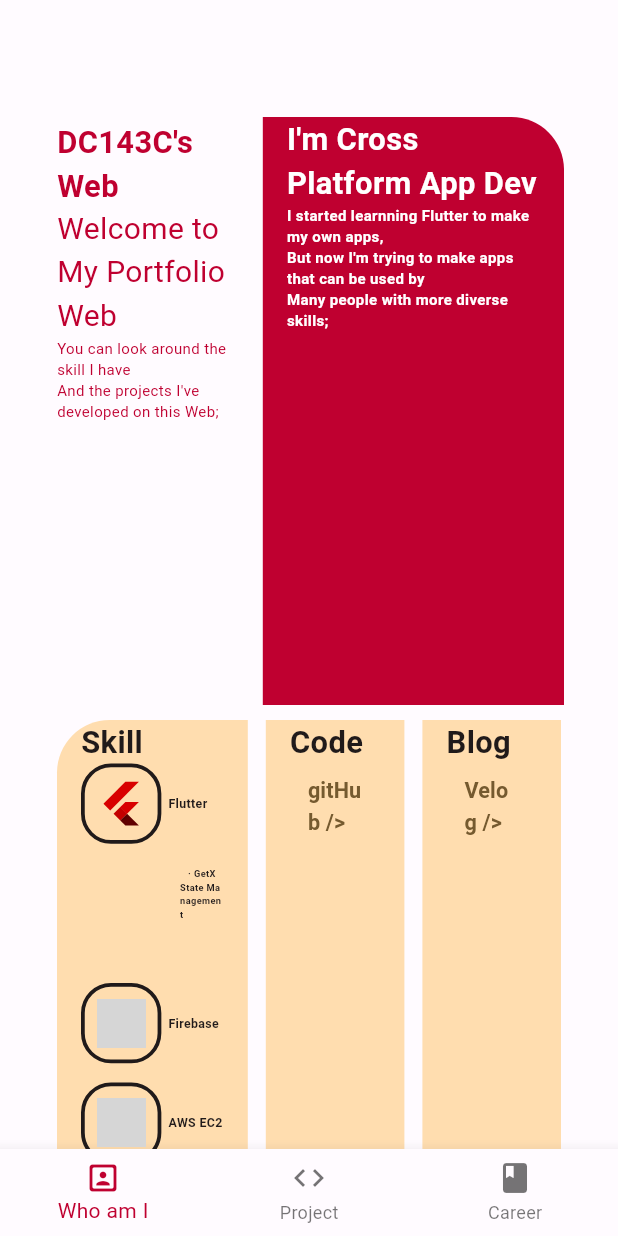
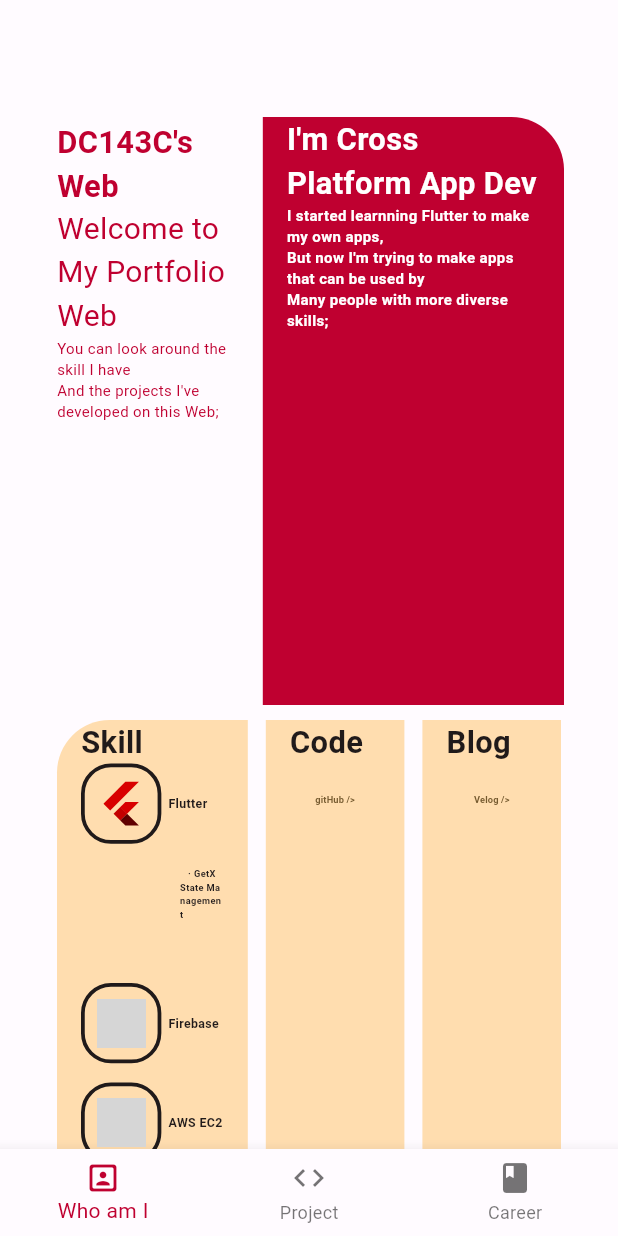
Before and after one commit to dc143cDev/flutter-portfolio-stable, a Flutter app: the screen it shows after launch, on a phone screen of 412 x 824 dp. Run offline on Flutter 3.47's test engine with Material 2 defaults, Android fonts, the phone set to English and light mode, and no system bars; our stand-ins replace get; grey boxes are pictures that could not be loaded.

```diff
--- a/lib/app/modules/home/views/me_view.dart
+++ b/lib/app/modules/home/views/me_view.dart
@@ -586,7 +586,7 @@ class MeView extends GetView {
                                               ? tertiaryDark
                                               : tertiaryLight,
                                           fontWeight: FontWeight.bold,
-                                          fontSize: mediaQueryWidth * 0.035,
+                                          fontSize: mediaQueryWidth * 0.015,
                                         ),
                                       ),
                                     ),
@@ -637,7 +637,7 @@ class MeView extends GetView {
                                               ? tertiaryDark
                                               : tertiaryLight,
                                           fontWeight: FontWeight.bold,
-                                          fontSize: mediaQueryWidth * 0.035,
+                                          fontSize: mediaQueryWidth * 0.015,
                                         ),
                                       ),
                                     ),
```
Also changed, not shown: lib/app/modules/home/views/project_view.dart (+20 -2 lines).
